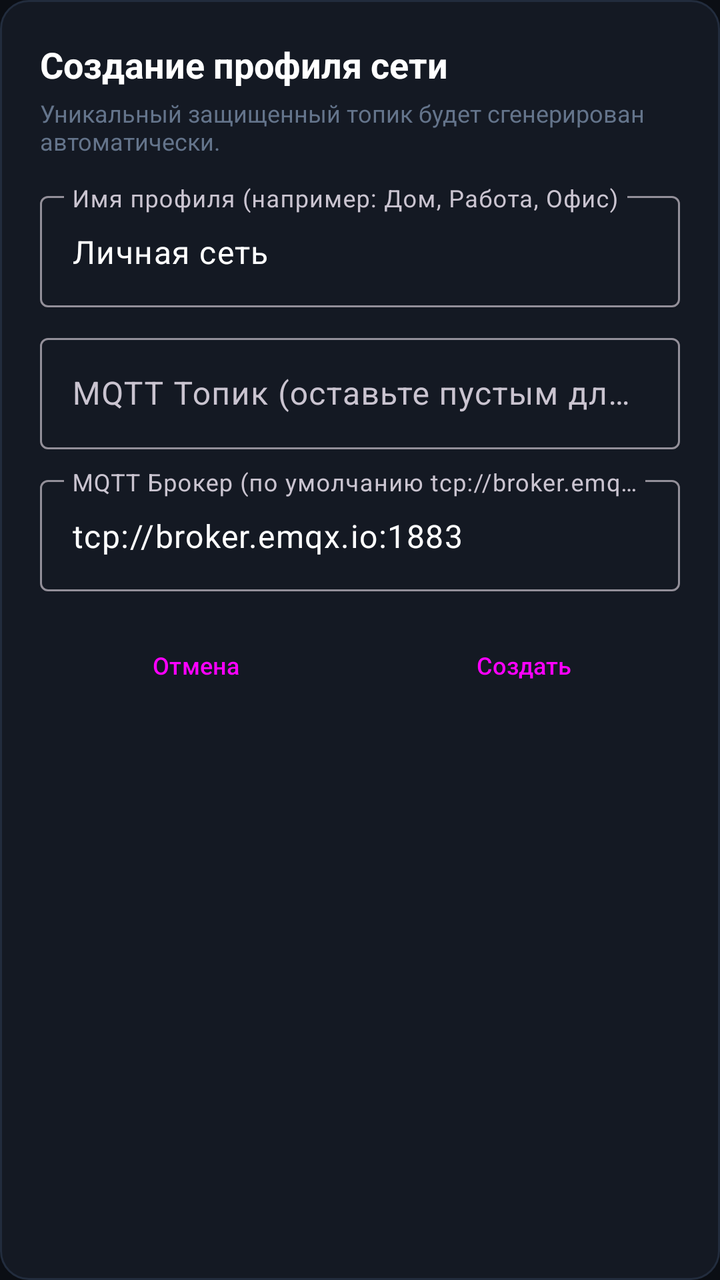
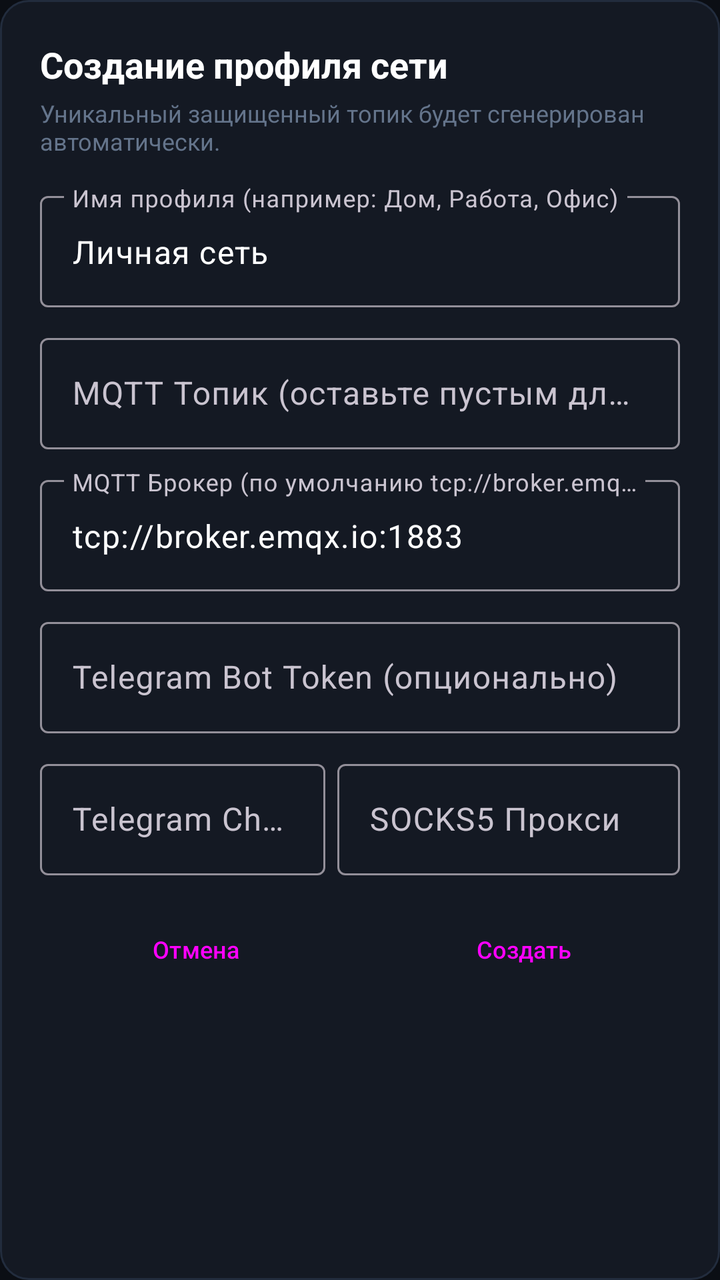

The first picture is an Android layout as it rendered before a commit; the second is the same layout after the commit. The layout source and the unified diff follow.
<!-- AndroidManifest.xml: application theme Theme.NatBypass -->
<!-- res/layout/dialog_profile_create.xml -->
<?xml version="1.0" encoding="utf-8"?>
<LinearLayout xmlns:android="http://schemas.android.com/apk/res/android"
    xmlns:app="http://schemas.android.com/apk/res-auto"
    android:layout_width="match_parent"
    android:layout_height="wrap_content"
    android:background="@drawable/bg_card"
    android:orientation="vertical"
    android:padding="20dp">

    <TextView
        android:layout_width="wrap_content"
        android:layout_height="wrap_content"
        android:text="Создание профиля сети"
        android:textColor="@color/text_primary"
        android:textSize="18sp"
        android:textStyle="bold" />

    <TextView
        android:layout_width="wrap_content"
        android:layout_height="wrap_content"
        android:layout_marginTop="4dp"
        android:text="Уникальный защищенный топик будет сгенерирован автоматически."
        android:textColor="@color/text_muted"
        android:textSize="12sp" />

    <com.google.android.material.textfield.TextInputLayout
        android:layout_width="match_parent"
        android:layout_height="wrap_content"
        android:layout_marginTop="14dp"
        android:hint="Имя профиля (например: Дом, Работа, Офис)">

        <com.google.android.material.textfield.TextInputEditText
            android:id="@+id/etNewProfileName"
            android:layout_width="match_parent"
            android:layout_height="wrap_content"
            android:inputType="text"
            android:text="Личная сеть"
            android:textColor="@color/text_primary" />
    </com.google.android.material.textfield.TextInputLayout>

    <com.google.android.material.textfield.TextInputLayout
        android:layout_width="match_parent"
        android:layout_height="wrap_content"
        android:layout_marginTop="10dp"
        android:hint="MQTT Топик (оставьте пустым для автогенерации)">

        <com.google.android.material.textfield.TextInputEditText
            android:id="@+id/etNewProfileTopic"
            android:layout_width="match_parent"
            android:layout_height="wrap_content"
            android:inputType="text"
            android:textColor="@color/text_primary" />
    </com.google.android.material.textfield.TextInputLayout>

    <com.google.android.material.textfield.TextInputLayout
        android:layout_width="match_parent"
        android:layout_height="wrap_content"
        android:layout_marginTop="10dp"
        android:hint="MQTT Брокер (по умолчанию tcp://broker.emqx.io:1883)">

        <com.google.android.material.textfield.TextInputEditText
            android:id="@+id/etNewProfileBroker"
            android:layout_width="match_parent"
            android:layout_height="wrap_content"
            android:inputType="text"
            android:text="tcp://broker.emqx.io:1883"
            android:textColor="@color/text_primary" />
    </com.google.android.material.textfield.TextInputLayout>

    <LinearLayout
        android:layout_width="match_parent"
        android:layout_height="wrap_content"
        android:layout_marginTop="16dp"
        android:orientation="horizontal">

        <Button
            android:id="@+id/btnCancelCreateProfile"
            style="@style/Widget.Material3.Button.OutlinedButton"
            android:layout_width="0dp"
            android:layout_height="wrap_content"
            android:minHeight="42dp"
            android:layout_marginEnd="8dp"
            android:layout_weight="1"
            android:singleLine="true"
            android:maxLines="1"
            android:text="Отмена"
            android:textSize="12sp" />

        <Button
            android:id="@+id/btnSubmitCreateProfile"
            style="@style/Widget.Material3.Button"
            android:layout_width="0dp"
            android:layout_height="wrap_content"
            android:minHeight="42dp"
            android:layout_weight="1"
            android:singleLine="true"
            android:maxLines="1"
            android:text="Создать"
            android:textSize="12sp" />
    </LinearLayout>
</LinearLayout>
<!-- resources referenced by this layout -->
<resources>
  <color name="text_muted">#64748B</color>
  <color name="text_primary">#FFFFFF</color>
  <!-- drawable bg_card (drawable) -->
  <?xml version="1.0" encoding="utf-8"?>
  <shape xmlns:android="http://schemas.android.com/apk/res/android">
      <solid android:color="@color/card_bg" />
      <stroke android:width="1dp" android:color="@color/border_dark" />
      <corners android:radius="14dp" />
  </shape>
  <style name="Theme.NatBypass" parent="Theme.Material3.Dark.NoActionBar">
          <item name="android:windowBackground">@color/bg_dark</item>
          <item name="android:statusBarColor">@color/bg_dark</item>
          <item name="android:navigationBarColor">@color/bg_dark</item>
          <item name="colorPrimary">@color/accent_blue</item>
          <item name="colorSecondary">@color/green_online</item>
          <item name="colorSurface">@color/panel_dark</item>
      </style>
  <color name="card_bg">#141923</color>
  <color name="border_dark">#222C3D</color>
  <color name="bg_dark">#0B0E14</color>
  <color name="accent_blue">#3B82F6</color>
  <color name="green_online">#10B981</color>
  <color name="panel_dark">#141923</color>
</resources>

<!-- the commit's change to res/layout/dialog_profile_create.xml (unified diff, before → after) -->
@@ -67,6 +67,56 @@
             android:textColor="@color/text_primary" />
     </com.google.android.material.textfield.TextInputLayout>
 
+    <com.google.android.material.textfield.TextInputLayout
+        android:layout_width="match_parent"
+        android:layout_height="wrap_content"
+        android:layout_marginTop="10dp"
+        android:hint="Telegram Bot Token (опционально)">
+
+        <com.google.android.material.textfield.TextInputEditText
+            android:id="@+id/etNewProfileTgToken"
+            android:layout_width="match_parent"
+            android:layout_height="wrap_content"
+            android:inputType="textPassword"
+            android:textColor="@color/text_primary" />
+    </com.google.android.material.textfield.TextInputLayout>
+
+    <LinearLayout
+        android:layout_width="match_parent"
+        android:layout_height="wrap_content"
+        android:layout_marginTop="10dp"
+        android:orientation="horizontal">
+
+        <com.google.android.material.textfield.TextInputLayout
+            android:layout_width="0dp"
+            android:layout_height="wrap_content"
+            android:layout_weight="1"
+            android:layout_marginEnd="6dp"
+            android:hint="Telegram Chat ID">
+
+            <com.google.android.material.textfield.TextInputEditText
+                android:id="@+id/etNewProfileTgChat"
+                android:layout_width="match_parent"
+                android:layout_height="wrap_content"
+                android:inputType="numberSigned"
+                android:textColor="@color/text_primary" />
+        </com.google.android.material.textfield.TextInputLayout>
+
+        <com.google.android.material.textfield.TextInputLayout
+            android:layout_width="0dp"
+            android:layout_height="wrap_content"
+            android:layout_weight="1.2"
+            android:hint="SOCKS5 Прокси">
+
+            <com.google.android.material.textfield.TextInputEditText
+                android:id="@+id/etNewProfileTgProxy"
+                android:layout_width="match_parent"
+                android:layout_height="wrap_content"
+                android:inputType="text"
+                android:textColor="@color/text_primary" />
+        </com.google.android.material.textfield.TextInputLayout>
+    </LinearLayout>
+
     <LinearLayout
         android:layout_width="match_parent"
         android:layout_height="wrap_content"
